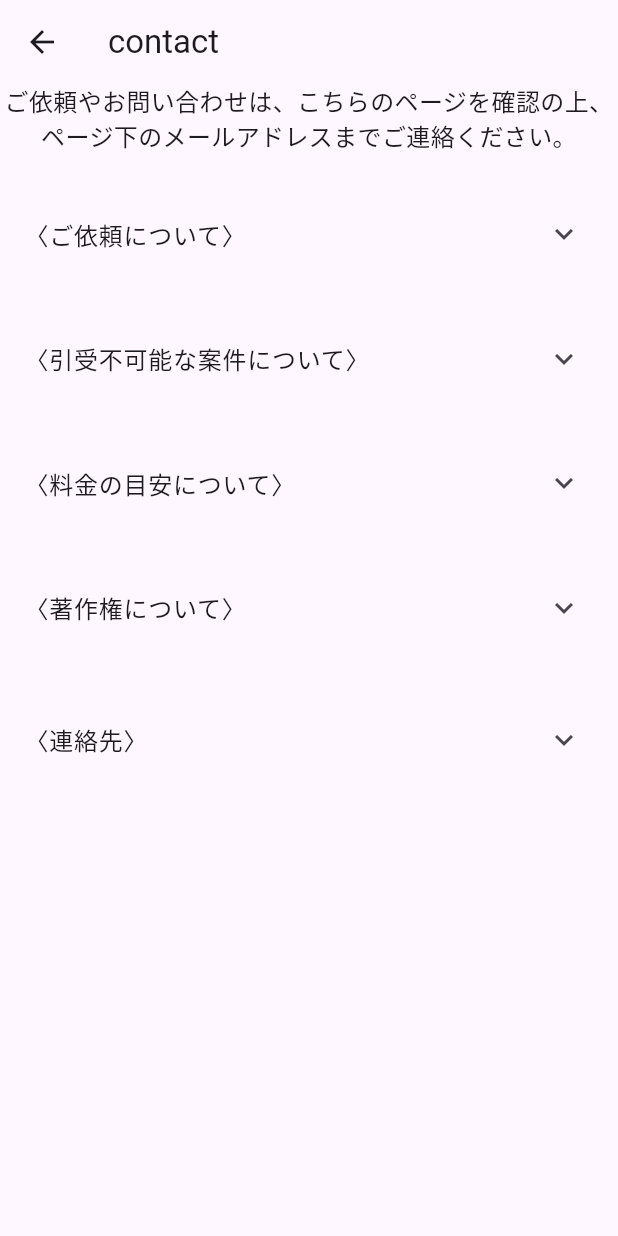
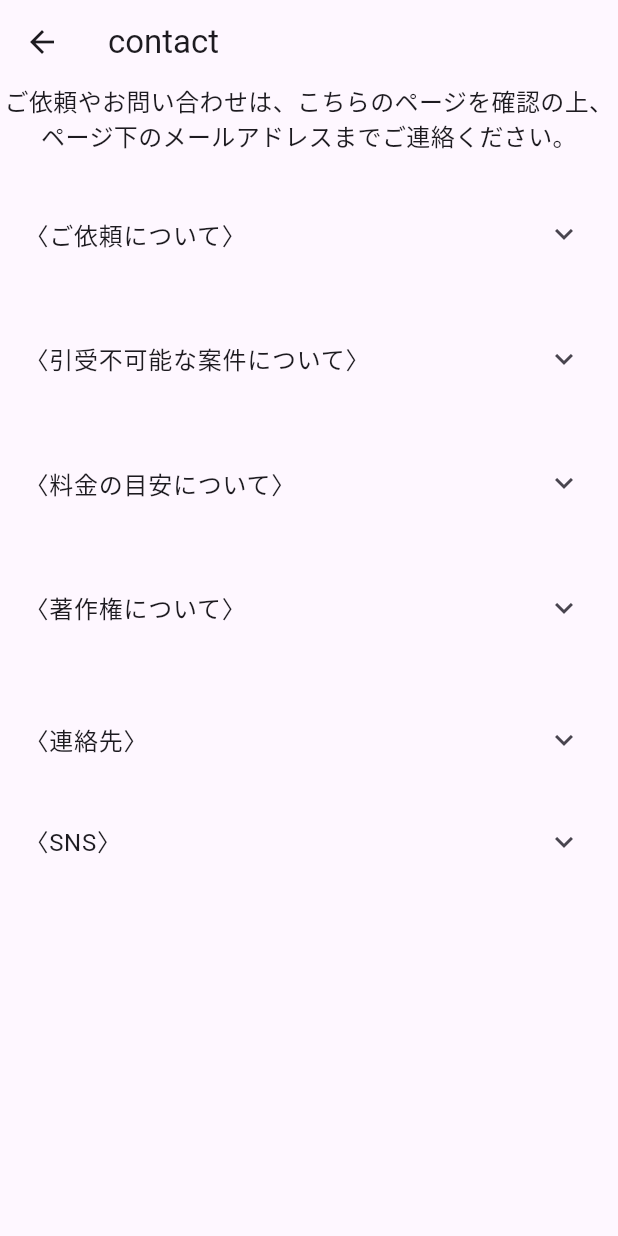
Before and after one commit to NatuNatuNatuko/hanasasou-gallery, a Flutter app: the ContactPage screen opened by its route, on a phone screen of 412 x 824 dp. Run offline on Flutter 3.47's test engine with Material 3 defaults, Android fonts, the phone set to English and light mode, and no system bars; our stand-ins replace cloud_firestore, firebase_auth, firebase_core; accounts and stored records are empty.

Commit message:
あdsfgf

```diff
--- a/lib/pages/contact_page.dart
+++ b/lib/pages/contact_page.dart
@@ -47,7 +47,7 @@
               const SizedBox(height: 30),
               Sou(title: '〈連絡先〉', text: 'メールアドレス：hanasasouarashino@gmail.com'),
               const SizedBox(height: 10),
-
+              Sou(title: '〈SNS〉', text: 'X（旧Twitter）：https://x.com/hana_sa_sou'),
               const SizedBox(height: 30),
         ]),
     )));}}
```
Also changed, not shown: assets/X.jpg (added).
